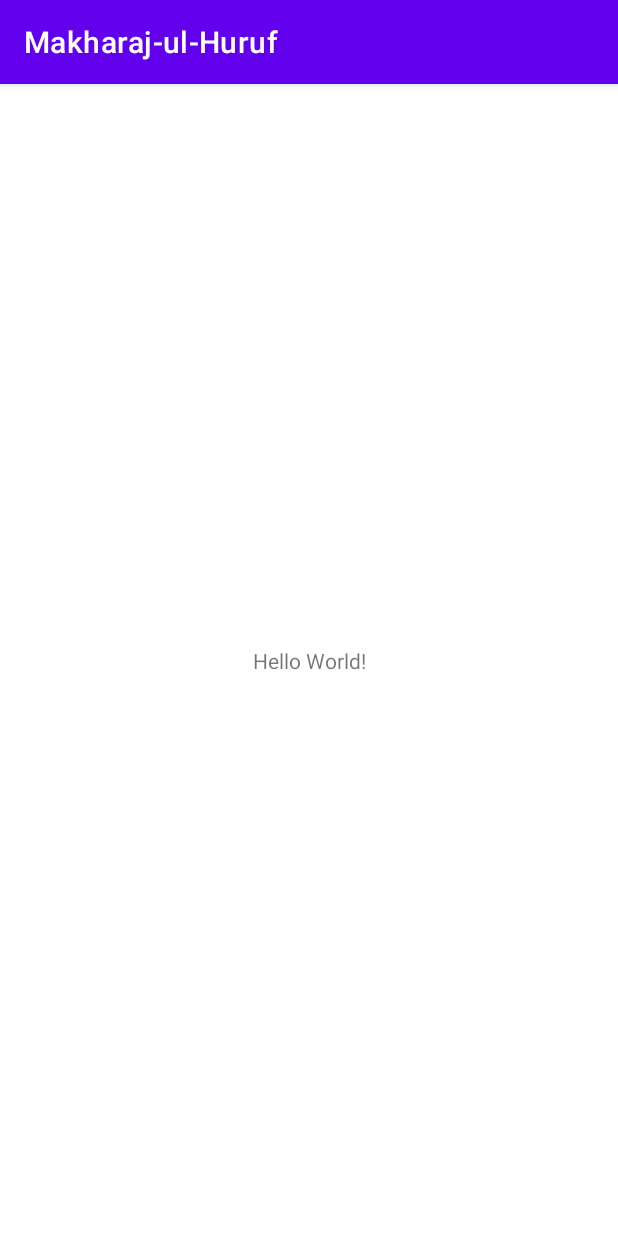
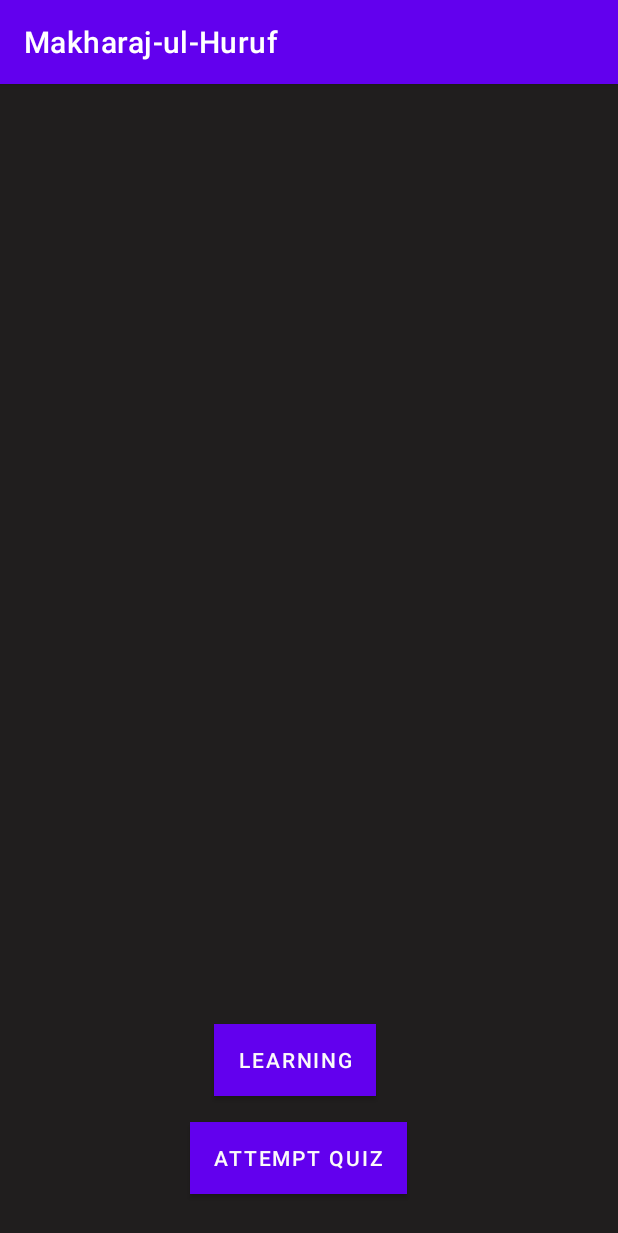
Before and after one commit to ahmadKhursheed/Makharaj-ul-Huruf, an Android app: the screen it shows after launch (MainActivity), on a phone screen of 412 x 824 dp. Shown: the top 1233 px of the screen. Run offline under Robolectric (Android 15) with nearby library versions, the phone set to English and light mode, and no system bars.

Commit message:
added Activity2

```diff
--- a/app/src/main/AndroidManifest.xml
+++ b/app/src/main/AndroidManifest.xml
@@ -10,6 +10,9 @@
         android:supportsRtl="true"
         android:theme="@style/Theme.MakharajulHuruf">
         <activity
+            android:name=".MainActivity2"
+            android:exported="false" />
+        <activity
             android:name=".MainActivity"
             android:exported="true">
             <intent-filter>
--- a/app/src/main/java/com/example/makharaj_ul_huruf/MainActivity.java
+++ b/app/src/main/java/com/example/makharaj_ul_huruf/MainActivity.java
@@ -2,13 +2,32 @@ package com.example.makharaj_ul_huruf;
 
 import androidx.appcompat.app.AppCompatActivity;
 
+import android.content.Intent;
 import android.os.Bundle;
+import android.view.View;
+import android.widget.Button;
 
 public class MainActivity extends AppCompatActivity {
+
+
+    Button btn;
 
     @Override
     protected void onCreate(Bundle savedInstanceState) {
         super.onCreate(savedInstanceState);
         setContentView(R.layout.activity_main);
+
+
+
+        btn=(Button)findViewById(R.id.button);
+        btn.setOnClickListener(new View.OnClickListener() {
+            @Override
+            public void onClick(View v) {
+                Intent intent=new Intent(MainActivity.this,MainActivity2.class);
+                startActivity(intent);
+            }
+        });
     }
+
+
 }
--- a/app/src/main/res/layout/activity_main.xml
+++ b/app/src/main/res/layout/activity_main.xml
@@ -4,15 +4,37 @@
     xmlns:tools="http://schemas.android.com/tools"
     android:layout_width="match_parent"
     android:layout_height="match_parent"
-    tools:context=".MainActivity">
+    android:background="#201E1E"
+    tools:context=".MainActivity" >
 
-    <TextView
+    <Button
+        android:id="@+id/button"
         android:layout_width="wrap_content"
         android:layout_height="wrap_content"
-        android:text="Hello World!"
+        android:layout_marginStart="149dp"
+        android:layout_marginEnd="168dp"
+        android:layout_marginBottom="93dp"
+        android:background="#F8F1F1"
+        android:backgroundTint="#0C0C0C"
+        android:text="Learning"
+        android:textColor="#FBFAFA"
         app:layout_constraintBottom_toBottomOf="parent"
-        app:layout_constraintLeft_toLeftOf="parent"
-        app:layout_constraintRight_toRightOf="parent"
-        app:layout_constraintTop_toTopOf="parent" />
+        app:layout_constraintEnd_toEndOf="parent"
+        app:layout_constraintStart_toStartOf="parent" />
 
+    <Button
+        android:id="@+id/button3"
+        android:layout_width="wrap_content"
+        android:layout_height="wrap_content"
+        android:layout_marginStart="149dp"
+        android:layout_marginEnd="168dp"
+        android:layout_marginBottom="28dp"
+        android:background="#F8F1F1"
+        android:backgroundTint="#0C0C0C"
+        android:text="Attempt Quiz"
+        android:textColor="#FBFAFA"
+        app:layout_constraintBottom_toBottomOf="parent"
+        app:layout_constraintEnd_toEndOf="parent"
+        app:layout_constraintHorizontal_bias="0.466"
+        app:layout_constraintStart_toStartOf="parent" />
 </androidx.constraintlayout.widget.ConstraintLayout>
```
Also changed, not shown: app/src/main/java/com/example/makharaj_ul_huruf/MainActivity2.java (added, +14 -0 lines), app/src/main/res/layout/activity_main2.xml (added, +98 -0 lines).
